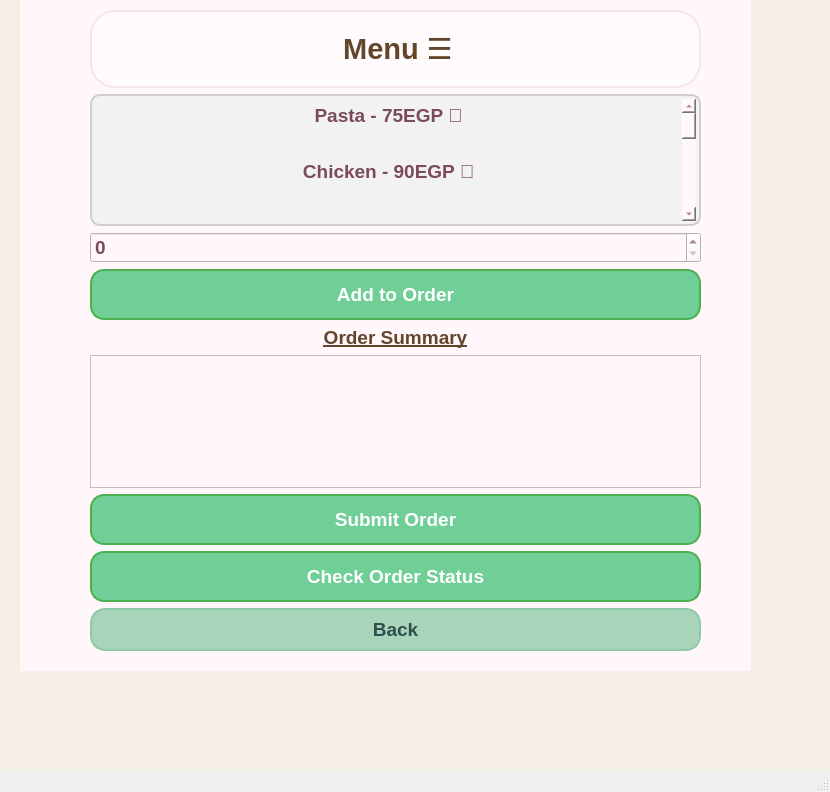
zeinaswiedan/Restaurant-Ordering-System, file mainwindow.ui: the form before one commit.
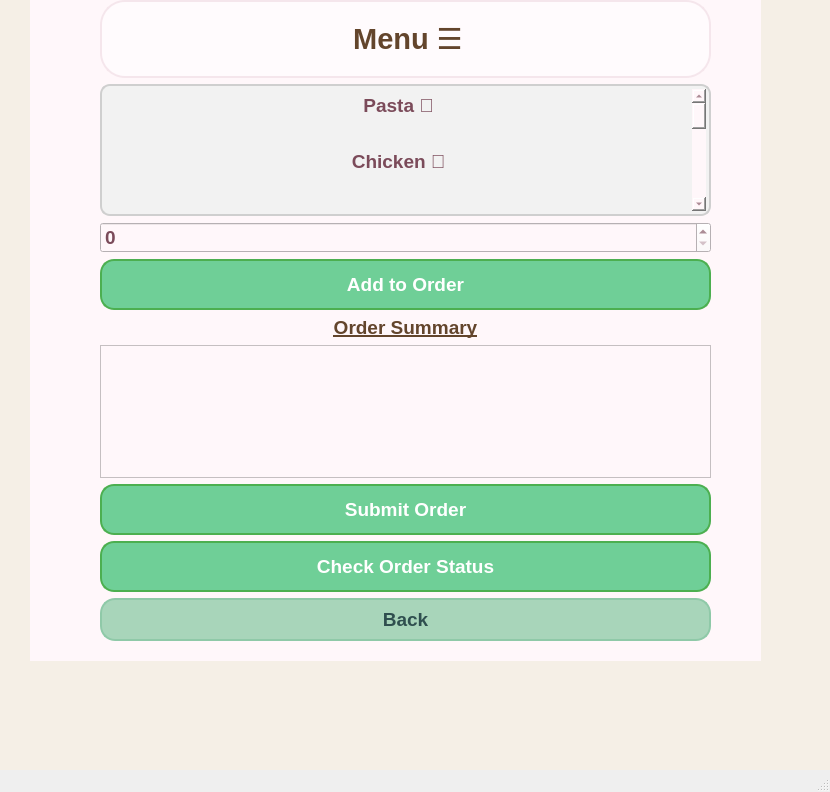
The form after the commit.

```diff
--- a/mainwindow.ui
+++ b/mainwindow.ui
@@ -34,8 +34,8 @@
    <widget class="QStackedWidget" name="stackedWidget">
     <property name="geometry">
      <rect>
-      <x>20</x>
-      <y>0</y>
+      <x>30</x>
+      <y>-10</y>
       <width>731</width>
       <height>671</height>
      </rect>
@@ -271,7 +271,7 @@
          </property>
          <item>
           <property name="text">
-           <string>Pasta - 75EGP 🍝
+           <string>Pasta 🍝
 </string>
           </property>
           <property name="font">
@@ -285,7 +285,7 @@
          </item>
          <item>
           <property name="text">
-           <string>Chicken - 90EGP 🍗
+           <string>Chicken 🍗
 </string>
           </property>
           <property name="font">
@@ -299,7 +299,7 @@
          </item>
          <item>
           <property name="text">
-           <string>Fish - 85EGP 🐟
+           <string>Fish 🐟
 </string>
           </property>
           <property name="font">
@@ -313,7 +313,7 @@
          </item>
          <item>
           <property name="text">
-           <string>Meat - 160EGP 🥩
+           <string>Meat 🥩
 </string>
           </property>
           <property name="font">
@@ -327,7 +327,7 @@
          </item>
          <item>
           <property name="text">
-           <string>Shawerma - 115EGP 🌯
+           <string>Shawerma 🌯
 </string>
           </property>
           <property name="font">
@@ -341,7 +341,7 @@
          </item>
          <item>
           <property name="text">
-           <string>Fries - 50EGP 🍟
+           <string>Fries 🍟
 </string>
           </property>
           <property name="font">
@@ -355,7 +355,7 @@
          </item>
          <item>
           <property name="text">
-           <string>Salad - 80EGP 🥗
+           <string>Salad 🥗
 </string>
           </property>
           <property name="font">
@@ -369,7 +369,7 @@
          </item>
          <item>
           <property name="text">
-           <string>Soda - 25EGP 🥤</string>
+           <string>Soda 🥤</string>
           </property>
           <property name="font">
            <font>
@@ -387,7 +387,7 @@
          </item>
          <item>
           <property name="text">
-           <string>Burger - 130EGP 🍔
+           <string>Burger 🍔
 </string>
           </property>
           <property name="font">
@@ -401,7 +401,7 @@
          </item>
          <item>
           <property name="text">
-           <string>Pizza - 120EGP 🍕
+           <string>Pizza 🍕
 </string>
           </property>
           <property name="font">
@@ -415,7 +415,7 @@
          </item>
          <item>
           <property name="text">
-           <string>Noodles - 80EGP 🍜
+           <string>Noodles 🍜
 </string>
           </property>
           <property name="font">
@@ -429,7 +429,7 @@
          </item>
          <item>
           <property name="text">
-           <string>Cake - 130EGP 🍰
+           <string>Cake 🍰
 </string>
           </property>
           <property name="font">
@@ -508,7 +508,7 @@
 hr { height: 1px; border-width: 0; }
 li.unchecked::marker { content: &quot;\2610&quot;; }
 li.checked::marker { content: &quot;\2612&quot;; }
-&lt;/style&gt;&lt;/head&gt;&lt;body style=&quot; font-family:'Sans Serif'; font-size:14pt; font-weight:700; font-style:normal;&quot;&gt;
+&lt;/style&gt;&lt;/head&gt;&lt;body style=&quot; font-family:'.AppleSystemUIFont'; font-size:14pt; font-weight:700; font-style:normal;&quot;&gt;
 &lt;p style=&quot;-qt-paragraph-type:empty; margin-top:0px; margin-bottom:0px; margin-left:0px; margin-right:0px; -qt-block-indent:0; text-indent:0px; font-family:'Ubuntu Sans'; font-size:11pt; font-weight:400;&quot;&gt;&lt;br /&gt;&lt;/p&gt;&lt;/body&gt;&lt;/html&gt;</string>
          </property>
         </widget>
```
Left out of the diff: 64 changed lines with no effect on the pictures.
